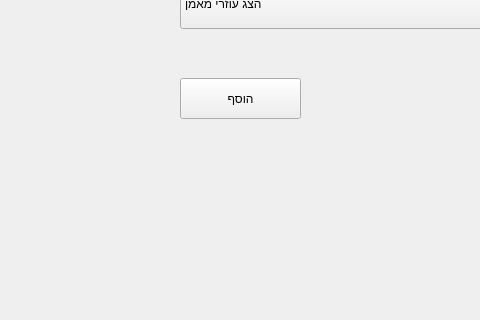
Old version of the form BasketBallSystem/mainwindow.ui in the repository ohadharel1/BasketBallSystem; both pictures show x 580 to 1060 and y 282 to 602 of the 1280 by 800 pixel window.
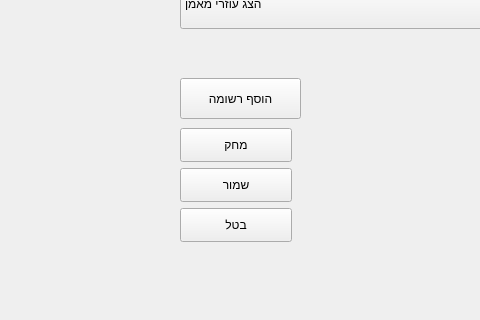
New version of the form. Icons and pictures are not drawn.

What changed in the file:
```diff
--- a/BasketBallSystem/mainwindow.ui
+++ b/BasketBallSystem/mainwindow.ui
@@ -1022,7 +1022,7 @@
         <x>35</x>
         <y>31</y>
         <width>701</width>
-        <height>621</height>
+        <height>531</height>
        </rect>
       </property>
       <property name="styleSheet">
@@ -1154,7 +1154,46 @@
        <string>&lt;html&gt;&lt;head/&gt;&lt;body&gt;&lt;p&gt;&lt;img src=&quot;:/Resources/Resources/addBtn.png&quot;/&gt;&lt;/p&gt;&lt;/body&gt;&lt;/html&gt;</string>
       </property>
       <property name="text">
-       <string>הוסף</string>
+       <string>הוסף רשומה</string>
+      </property>
+     </widget>
+     <widget class="QPushButton" name="MainWindowEditPlayersDelete">
+      <property name="geometry">
+       <rect>
+        <x>760</x>
+        <y>390</y>
+        <width>112</width>
+        <height>34</height>
+       </rect>
+      </property>
+      <property name="text">
+       <string>מחק</string>
+      </property>
+     </widget>
+     <widget class="QPushButton" name="MainWindowEditPlayersSave">
+      <property name="geometry">
+       <rect>
+        <x>760</x>
+        <y>430</y>
+        <width>112</width>
+        <height>34</height>
+       </rect>
+      </property>
+      <property name="text">
+       <string>שמור</string>
+      </property>
+     </widget>
+     <widget class="QPushButton" name="MainWindowEditPlayersUndo">
+      <property name="geometry">
+       <rect>
+        <x>760</x>
+        <y>470</y>
+        <width>112</width>
+        <height>34</height>
+       </rect>
+      </property>
+      <property name="text">
+       <string>בטל</string>
       </property>
      </widget>
     </widget>
```
